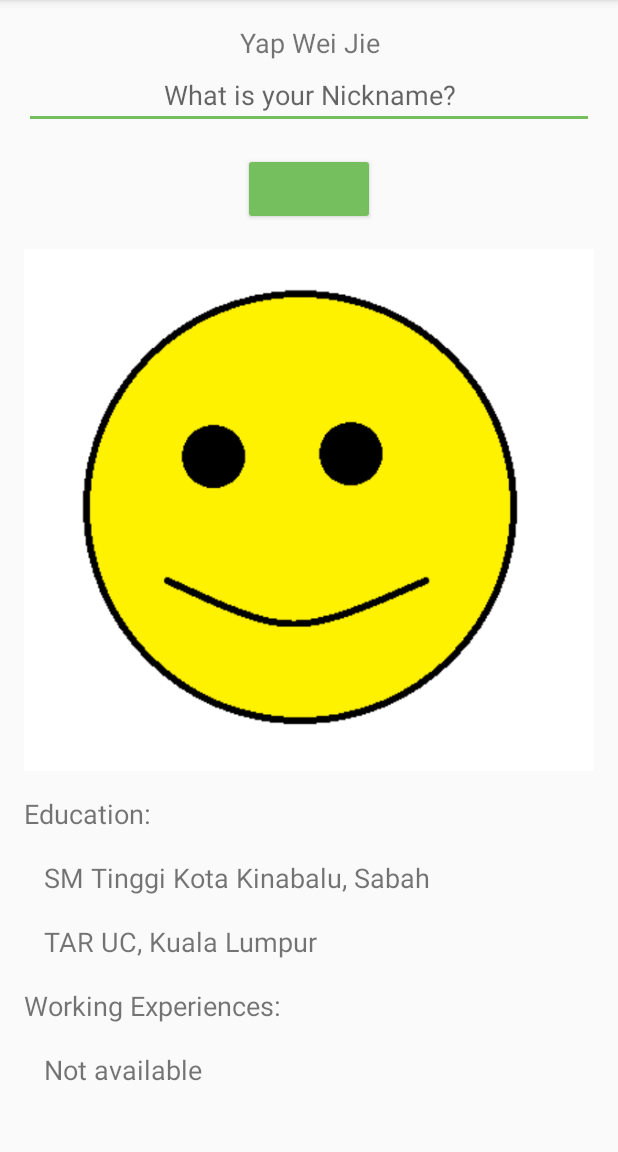
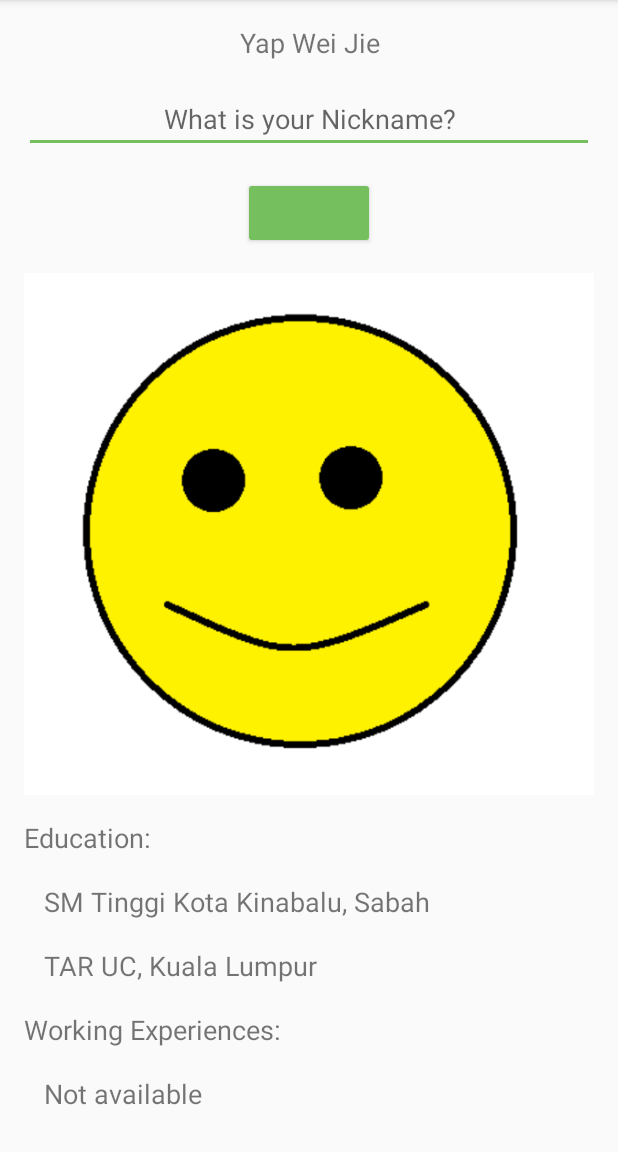
Before and after one commit to weijie0216/AboutMe, an Android app: the screen it shows after launch (MainActivity), on a phone screen of 412 x 824 dp, the part 84-1236 px from its top. Run offline under Robolectric (Android 15) with nearby library versions, the phone set to English and light mode, and no system bars; Roboto replaces fonts that are not available here.

Commit message:
version2

```diff
--- a/app/src/main/res/layout/activity_main.xml
+++ b/app/src/main/res/layout/activity_main.xml
@@ -12,6 +12,7 @@
         android:id="@+id/textViewName"
         style="@style/my_text_style"
         android:gravity="center"
+        android:paddingBottom="@dimen/layout_padding"
         android:text="@string/my_name"
         app:fontFamily="@font/roboto" />
 
@@ -40,7 +41,10 @@
         style="@style/my_text_style"
         android:layout_width="match_parent"
         android:layout_height="wrap_content"
+        android:background="@color/colorAccent"
         android:gravity="center"
+        android:paddingTop="@dimen/small_padding"
+        android:paddingBottom="@dimen/small_padding"
         android:visibility="gone" />
 
     <ImageView
--- a/app/src/main/res/values/dimens.xml
+++ b/app/src/main/res/values/dimens.xml
@@ -2,4 +2,5 @@
 <resources>
     <dimen name="layout_padding">16dp</dimen>
     <dimen name="text_size">18sp</dimen>
+    <dimen name="small_padding">10dp</dimen>
 </resources>
```
Also changed, not shown: app/src/main/java/com/example/aboutme/MainActivity.kt (+30 -0 lines).
